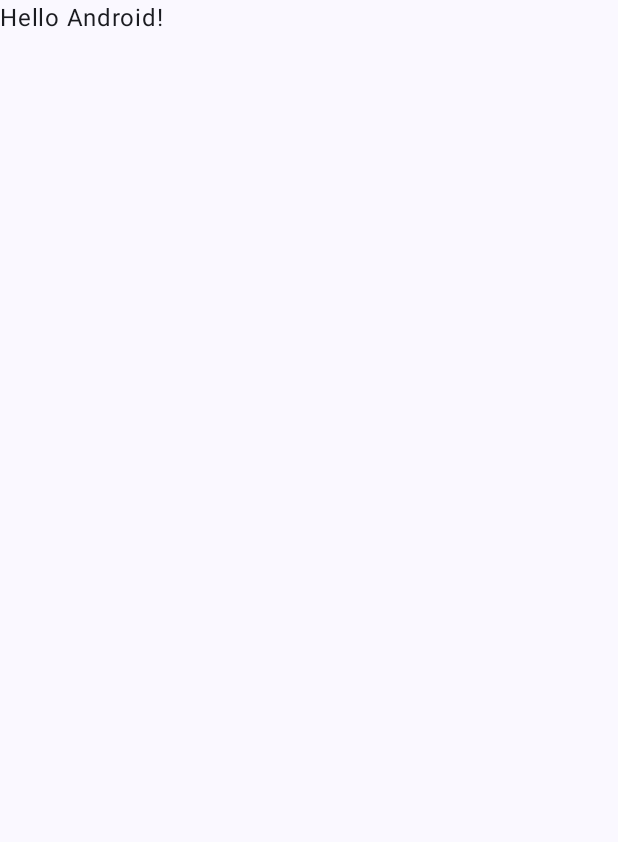
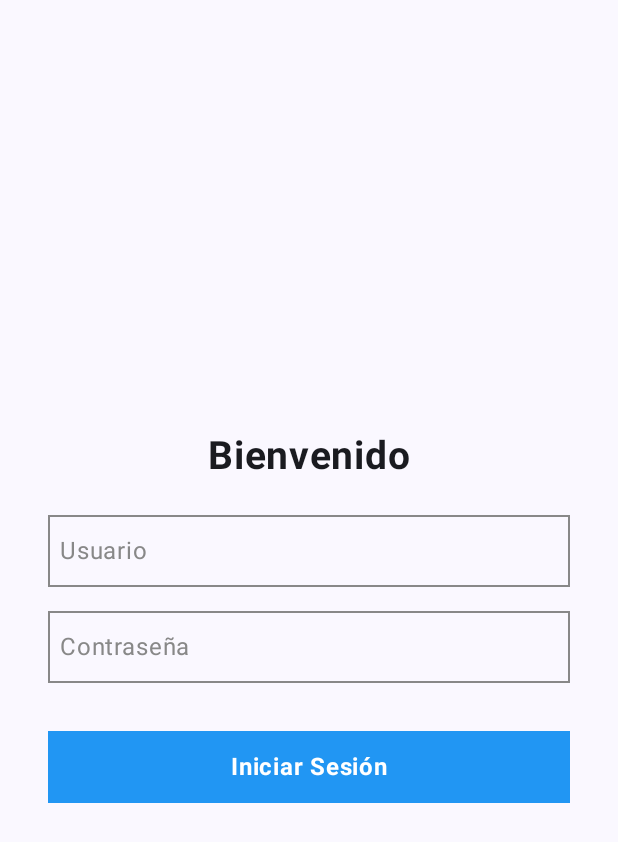
Before and after one commit to Benjamin70/MOVIL-I-ANDROID-STUDIO, an Android app built with Jetpack Compose: the screen it shows after launch (MainActivity), on a phone screen of 412 x 824 dp. Before the commit the part shown is almost empty. Shown: the top 842 px of the screen. Run offline under Robolectric (Android 15) with nearby library versions, the phone set to English and light mode, and no system bars.

Commit message:
Concluido los Ejercicios

```diff
--- /dev/null
+++ b/Clase 10 de Julio(Laboratorio)/app/src/main/java/com/example/practicalab/Ejercicio10.kt
@@ -0,0 +1,74 @@
+package com.example.practicalab
+
+import androidx.compose.foundation.background
+import androidx.compose.foundation.border
+import androidx.compose.foundation.layout.*
+import androidx.compose.material3.Text
+import androidx.compose.runtime.Composable
+import androidx.compose.ui.Alignment
+import androidx.compose.ui.Modifier
+import androidx.compose.ui.graphics.Color
+import androidx.compose.ui.text.font.FontWeight
+import androidx.compose.ui.tooling.preview.Preview
+import androidx.compose.ui.unit.dp
+import androidx.compose.ui.unit.sp
+import com.example.practicalab.ui.theme.PracticaLabTheme
+
+@Composable
+fun PantallaLogin(modifier: Modifier = Modifier) {
+    Column(
+        modifier = modifier
+            .fillMaxSize()
+            .padding(32.dp),
+        verticalArrangement = Arrangement.Center,
+        horizontalAlignment = Alignment.CenterHorizontally
+    ) {
+        Text(text = "Bienvenido", fontSize = 26.sp, fontWeight = FontWeight.Bold)
+
+        Spacer(modifier = Modifier.height(24.dp))
+
+        Box(
+            modifier = Modifier
+                .fillMaxWidth()
+                .height(48.dp)
+                .border(1.dp, Color.Gray)
+                .padding(8.dp),
+            contentAlignment = Alignment.CenterStart
+        ) {
+            Text(text = "Usuario", color = Color.Gray)
+        }
+
+        Spacer(modifier = Modifier.height(16.dp))
+
+        Box(
+            modifier = Modifier
+                .fillMaxWidth()
+                .height(48.dp)
+                .border(1.dp, Color.Gray)
+                .padding(8.dp),
+            contentAlignment = Alignment.CenterStart
+        ) {
+            Text(text = "Contraseña", color = Color.Gray)
+        }
+
+        Spacer(modifier = Modifier.height(32.dp))
+
+        Box(
+            modifier = Modifier
+                .fillMaxWidth()
+                .height(48.dp)
+                .background(Color(0xFF2196F3)),
+            contentAlignment = Alignment.Center
+        ) {
+            Text(text = "Iniciar Sesión", color = Color.White, fontWeight = FontWeight.Bold)
+        }
+    }
+}
+
+@Preview(showBackground = true)
+@Composable
+fun PantallaLoginPreview() {
+    PracticaLabTheme {
+        PantallaLogin()
+    }
+}
--- a/Clase 10 de Julio(Laboratorio)/app/src/main/java/com/example/practicalab/MainActivity.kt
+++ b/Clase 10 de Julio(Laboratorio)/app/src/main/java/com/example/practicalab/MainActivity.kt
@@ -20,10 +20,8 @@ class MainActivity : ComponentActivity() {
         setContent {
             PracticaLabTheme {
                 Scaffold(modifier = Modifier.fillMaxSize()) { innerPadding ->
-                    Greeting(
-                        name = "Android",
-                        modifier = Modifier.padding(innerPadding)
-                    )
+                    PantallaLogin(modifier = Modifier.padding(innerPadding))
+
                 }
             }
         }
@@ -31,17 +29,17 @@ class MainActivity : ComponentActivity() {
 }
 
 @Composable
-fun Greeting(name: String, modifier: Modifier = Modifier) {
+fun MiPrimerComposable(modifier: Modifier = Modifier) {
     Text(
-        text = "Hello $name!",
+        text = "¡Hola, Jetpack Compose!",
         modifier = modifier
     )
 }
 
 @Preview(showBackground = true)
 @Composable
-fun GreetingPreview() {
+fun MiPrimerComposablePreview() {
     PracticaLabTheme {
-        Greeting("Android")
+        MiPrimerComposable()
     }
 }
```
Also changed, not shown: Clase 10 de Julio(Laboratorio)/app/src/main/java/com/example/practicalab/Ejercicio2.kt (added, +41 -0 lines), Clase 10 de Julio(Laboratorio)/app/src/main/java/com/example/practicalab/Ejercicio3.kt (added, +34 -0 lines), Clase 10 de Julio(Laboratorio)/app/src/main/java/com/example/practicalab/Ejercicio4.kt (added, +37 -0 lines), Clase 10 de Julio(Laboratorio)/app/src/main/java/com/example/practicalab/Ejercicio5.kt (added, +44 -0 lines), Clase 10 de Julio(Laboratorio)/app/src/main/java/com/example/practicalab/Ejercicio6.kt (added, +52 -0 lines), Clase 10 de Julio(Laboratorio)/app/src/main/java/com/example/practicalab/Ejercicio7.kt (added, +41 -0 lines), Clase 10 de Julio(Laboratorio)/app/src/main/java/com/example/practicalab/Ejercicio8.kt (added, +42 -0 lines), Clase 10 de Julio(Laboratorio)/app/src/main/java/com/example/practicalab/Ejercicio9.kt (added, +59 -0 lines).
